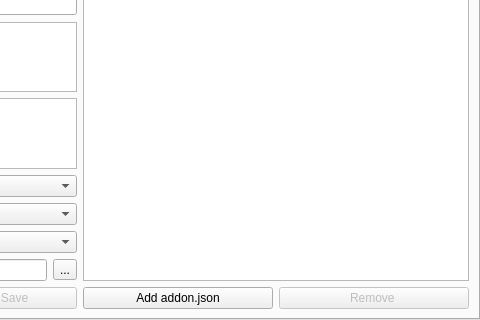
FPtje/gmosh, file ui/mainwindow.ui: the form before one commit; both pictures show x 320 to 800 and y 356 to 676 of the 800 by 676 pixel window.
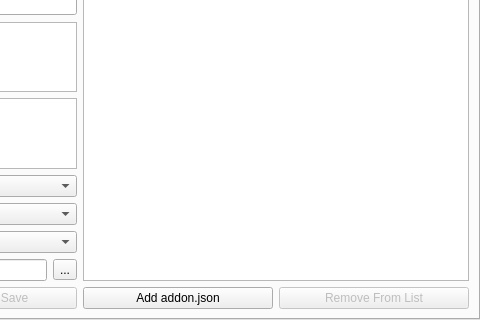
The form after the commit.

Diff of the .ui file:
```diff
--- a/ui/mainwindow.ui
+++ b/ui/mainwindow.ui
@@ -494,7 +494,7 @@
                <bool>false</bool>
               </property>
               <property name="text">
-               <string>Remove </string>
+               <string>Remove From List</string>
               </property>
              </widget>
             </item>
```
